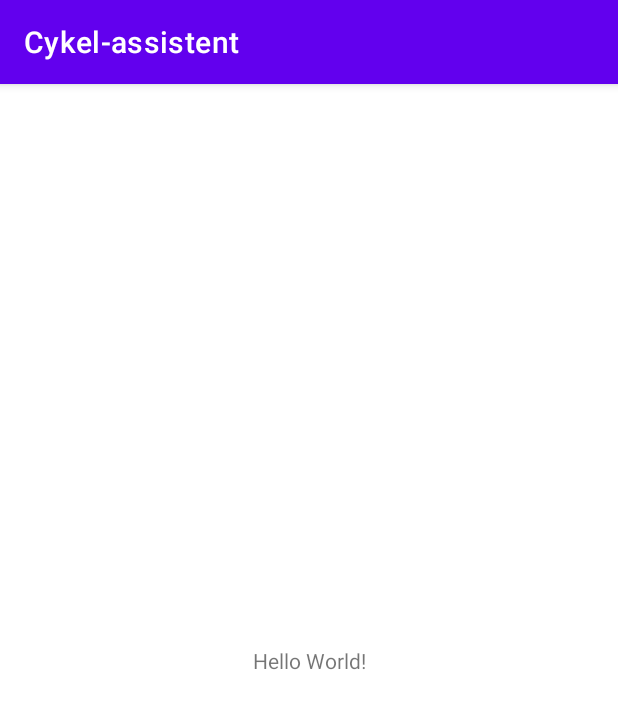
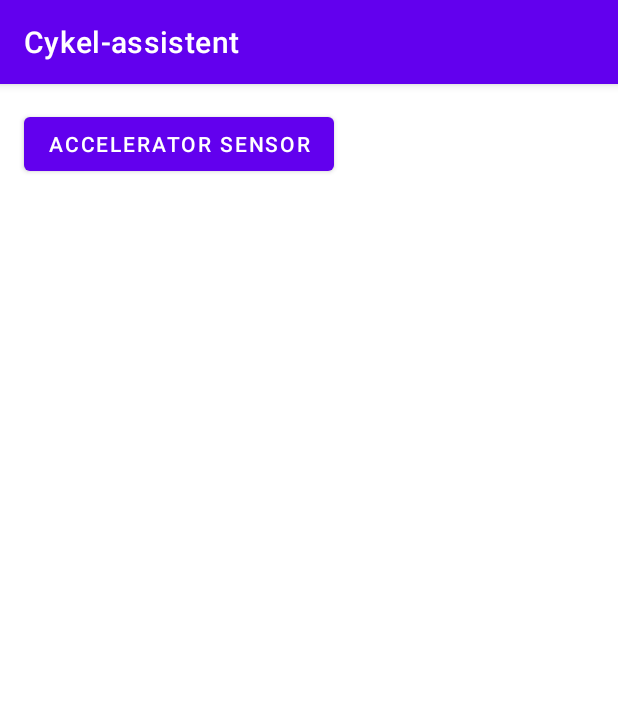
Before and after one commit to Joel-Jensen/Cykelassistent-MAMN01, an Android app: the screen it shows after launch (MainActivity), on a phone screen of 412 x 824 dp. Shown: the top 709 px of the screen. Run offline under Robolectric (Android 15) with nearby library versions, the phone set to English and light mode, and no system bars.

Commit message:
A button using Accelerometer Sensor!

```diff
--- a/app/src/main/java/se/lth/MAMN01/cykel_assistent/MainActivity.java
+++ b/app/src/main/java/se/lth/MAMN01/cykel_assistent/MainActivity.java
@@ -2,13 +2,31 @@ package se.lth.MAMN01.cykel_assistent;
 
 import androidx.appcompat.app.AppCompatActivity;
 
+import android.content.Intent;
+import android.hardware.SensorManager;
 import android.os.Bundle;
+import android.view.View;
+import android.widget.EditText;
 
 public class MainActivity extends AppCompatActivity {
+
+    public static final String ACCELERATOR_VALUE1 = "se.lth.MAMN01.cykel_assistent.VALUE1";
+    public static final String ACCELERATOR_VALUE2 = "se.lth.MAMN01.cykel_assistent.VALUE2";
+    public static final String ACCELERATOR_VALUE3 = "se.lth.MAMN01.cykel_assistent.VALUE3";
+
+    private SensorManager mSensorManager;
 
     @Override
     protected void onCreate(Bundle savedInstanceState) {
         super.onCreate(savedInstanceState);
         setContentView(R.layout.activity_main);
     }
+
+    public void showAcceleration (View view) {
+        Intent intent = new Intent(this, DisplayAcceleratorValuesActivity.class);
+        //EditText editText = (EditText) findViewById(R.id.editTextTextPersonName);
+        //String message = editText.getText().toString();
+        //intent.putExtra(ACCELERATOR_VALUES, message);
+        startActivity(intent);
+    }
 }
--- a/app/src/main/res/layout/activity_main.xml
+++ b/app/src/main/res/layout/activity_main.xml
@@ -6,13 +6,15 @@
     android:layout_height="match_parent"
     tools:context=".MainActivity">
 
-    <TextView
+    <Button
+        android:id="@+id/button"
         android:layout_width="wrap_content"
         android:layout_height="wrap_content"
-        android:text="Hello World!"
-        app:layout_constraintBottom_toBottomOf="parent"
-        app:layout_constraintLeft_toLeftOf="parent"
-        app:layout_constraintRight_toRightOf="parent"
+        android:layout_marginStart="16dp"
+        android:layout_marginLeft="16dp"
+        android:layout_marginTop="16dp"
+        android:onClick="showAcceleration"
+        android:text="@string/Sensor_1"
+        app:layout_constraintStart_toStartOf="parent"
         app:layout_constraintTop_toTopOf="parent" />
-
 </androidx.constraintlayout.widget.ConstraintLayout>
--- a/app/src/main/res/values/strings.xml
+++ b/app/src/main/res/values/strings.xml
@@ -1,3 +1,7 @@
 <resources>
     <string name="app_name">Cykel-assistent</string>
+    <string name="Sensor_1">accelerator sensor</string>
+    <string name="x_acclerator">X_ACCELERATION:</string>
+    <string name="y_accelerator">Y_ACCELERATION:</string>
+    <string name="z_accelerator">Z_ACCELERATION:</string>
 </resources>
```
Also changed, not shown: app/src/main/AndroidManifest.xml (+13 -3 lines), app/src/main/java/se/lth/MAMN01/cykel_assistent/DisplayAcceleratorValuesActivity.java (added, +83 -0 lines), app/src/main/res/layout/activity_display_accelerator_values.xml (added, +77 -0 lines).
